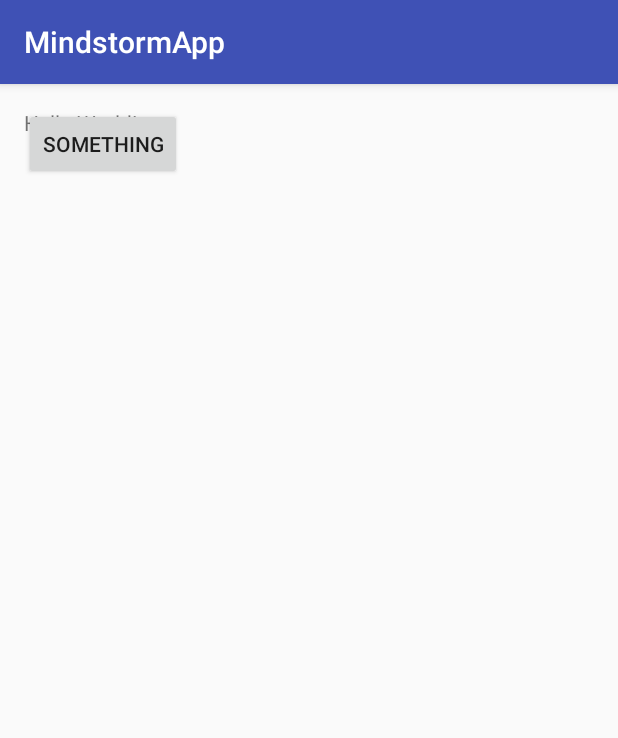
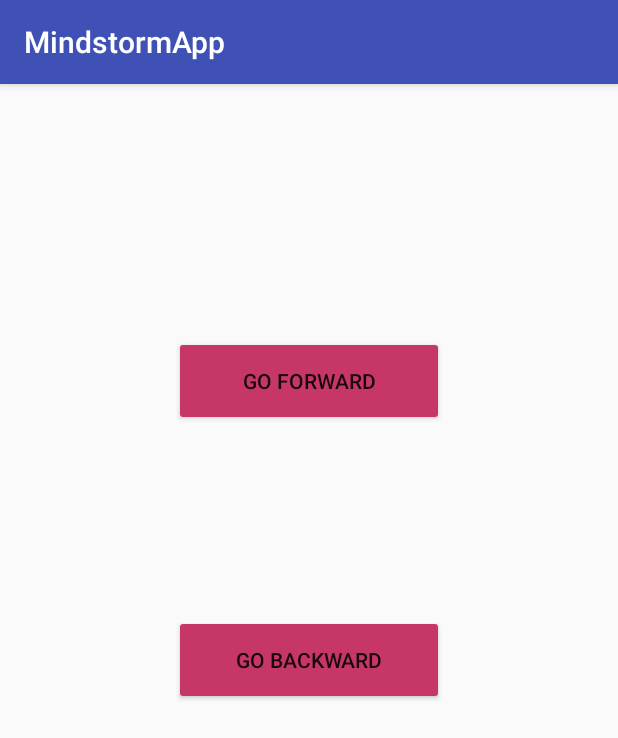
Before and after one commit to StigAkl/Mindstorm, an Android app: the screen it shows after launch (MainActivity), on a phone screen of 412 x 824 dp. Shown: the top 738 px of the screen. Run offline under Robolectric (Android 15) with nearby library versions, the phone set to English and light mode, and no system bars.

Commit message:
Buttons to command the robot forward / backward

```diff
--- a/app/src/main/res/layout/activity_main.xml
+++ b/app/src/main/res/layout/activity_main.xml
@@ -10,13 +10,27 @@
     android:paddingTop="@dimen/activity_vertical_margin"
     tools:context="com.example.nichlasanynes.mindstormapp.MainActivity">
 
-    <TextView
-        android:layout_width="wrap_content"
-        android:layout_height="wrap_content"
-        android:text="Hello World!" />
     <Button
-        android:layout_width="wrap_content"
-        android:layout_height="wrap_content"
-        android:text="SOMETHING"
-        android:id="@+id/tryBluetoothButton"/>
+        android:backgroundTint="@color/buttonColor"
+        android:layout_width="180dp"
+        android:layout_height="60dp"
+        android:text="Go Forward"
+        android:onClick="controlRobot"
+        android:tag="a"
+        android:id="@+id/tryBluetoothButton"
+        android:layout_marginTop="152dp"
+        android:layout_alignParentTop="true"
+        android:layout_alignLeft="@+id/button"
+        android:layout_alignStart="@+id/button" />
+
+    <Button
+        android:backgroundTint="@color/buttonColor"
+        android:text="Go Backward"
+        android:layout_width="180dp"
+        android:layout_height="60dp"
+        android:onClick="controlRobot"
+        android:tag="b"
+        android:id="@+id/button"
+        android:layout_centerVertical="true"
+        android:layout_centerHorizontal="true" />
 </RelativeLayout>
--- a/app/src/main/res/values/colors.xml
+++ b/app/src/main/res/values/colors.xml
@@ -3,4 +3,5 @@
     <color name="colorPrimary">#3F51B5</color>
     <color name="colorPrimaryDark">#303F9F</color>
     <color name="colorAccent">#FF4081</color>
+    <color name="buttonColor">#FFC63667</color>
 </resources>
```
Also changed, not shown: app/src/main/java/com/example/nichlasanynes/mindstormapp/MainActivity.java (+66 -12 lines).
